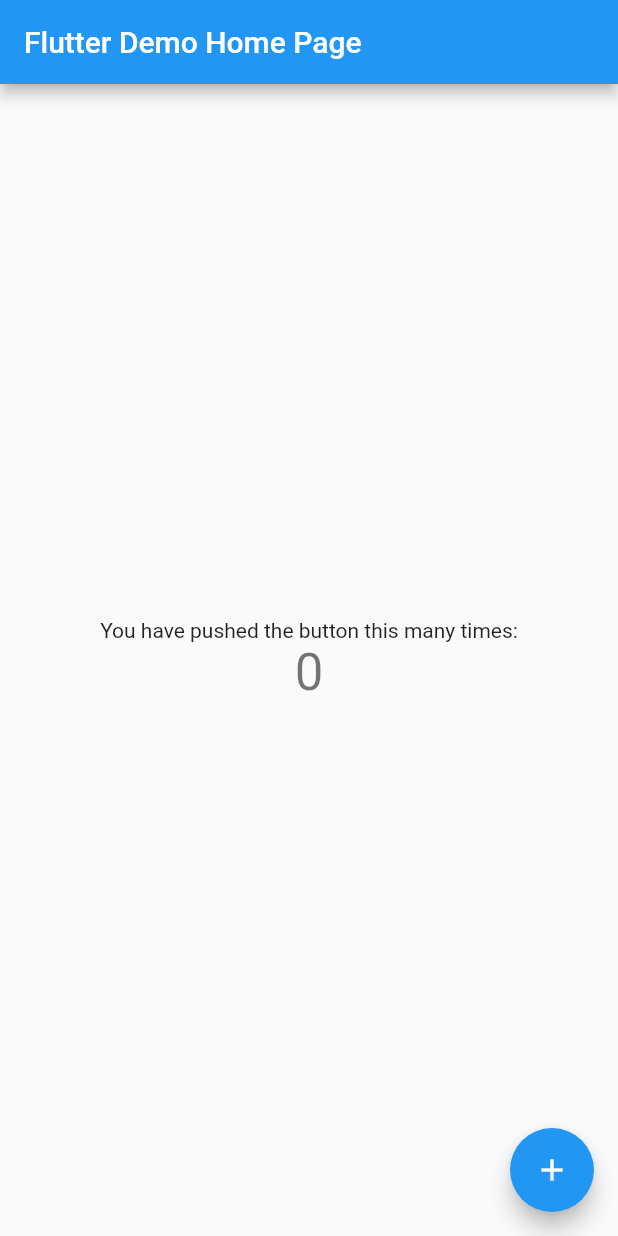
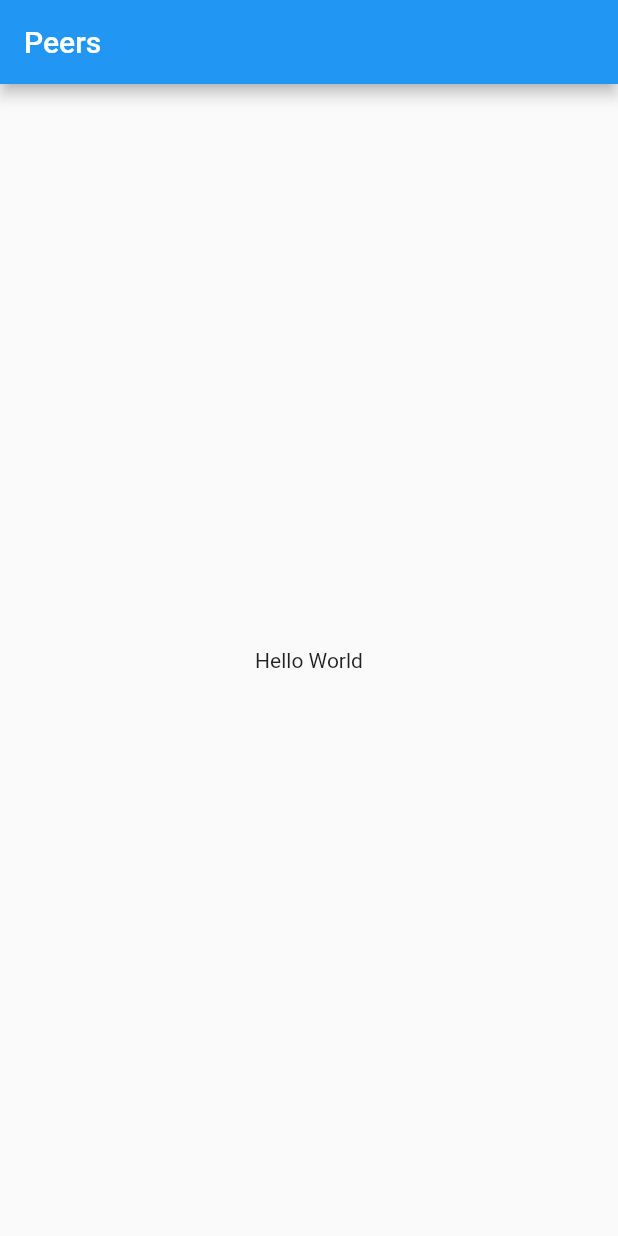
Before and after one commit to Pieter-Dirix/peers, a Flutter app: the screen it shows after launch, on a phone screen of 412 x 824 dp. Run offline on Flutter 3.47's test engine with Material 2 defaults, Android fonts, the phone set to English and light mode, and no system bars.

Commit message:
commit before updating dart sdk

```diff
--- a/peers/lib/main.dart
+++ b/peers/lib/main.dart
@@ -1,117 +1,21 @@
-import 'package:flutter/material.dart';
+import "package:flutter/material.dart";
 
-void main() {
-  runApp(MyApp());
-}
+void main() => runApp(Peers());
 
-class MyApp extends StatelessWidget {
-  // This widget is the root of your application.
+class Peers extends StatelessWidget {
   @override
   Widget build(BuildContext context) {
+    // TODO: implement build
     return MaterialApp(
-      title: 'Flutter Demo',
-      theme: ThemeData(
-        // This is the theme of your application.
-        //
-        // Try running your application with "flutter run". You'll see the
-        // application has a blue toolbar. Then, without quitting the app, try
-        // changing the primarySwatch below to Colors.green and then invoke
-        // "hot reload" (press "r" in the console where you ran "flutter run",
-        // or simply save your changes to "hot reload" in a Flutter IDE).
-        // Notice that the counter didn't reset back to zero; the application
-        // is not restarted.
-        primarySwatch: Colors.blue,
-        // This makes the visual density adapt to the platform that you run
-        // the app on. For desktop platforms, the controls will be smaller and
-        // closer together (more dense) than on mobile platforms.
-        visualDensity: VisualDensity.adaptivePlatformDensity,
+      title: "Peers",
+      home: Scaffold(
+        appBar: AppBar(
+          title: Text("Peers"),
+        ),
+        body: Center(
+          child: Text("Hello World"),
+        ),
       ),
-      home: MyHomePage(title: 'Flutter Demo Home Page'),
     );
   }
 }
-
-class MyHomePage extends StatefulWidget {
-  MyHomePage({Key key, this.title}) : super(key: key);
-
-  // This widget is the home page of your application. It is stateful, meaning
-  // that it has a State object (defined below) that contains fields that affect
-  // how it looks.
-
-  // This class is the configuration for the state. It holds the values (in this
-  // case the title) provided by the parent (in this case the App widget) and
-  // used by the build method of the State. Fields in a Widget subclass are
-  // always marked "final".
-
-  final String title;
-
-  @override
-  _MyHomePageState createState() => _MyHomePageState();
-}
-
-class _MyHomePageState extends State<MyHomePage> {
-  int _counter = 0;
-
-  void _incrementCounter() {
-    setState(() {
-      // This call to setState tells the Flutter framework that something has
-      // changed in this State, which causes it to rerun the build method below
-      // so that the display can reflect the updated values. If we changed
-      // _counter without calling setState(), then the build method would not be
-      // called again, and so nothing would appear to happen.
-      _counter++;
-    });
-  }
-
-  @override
-  Widget build(BuildContext context) {
-    // This method is rerun every time setState is called, for instance as done
-    // by the _incrementCounter method above.
-    //
-    // The Flutter framework has been optimized to make rerunning build methods
-    // fast, so that you can just rebuild anything that needs updating rather
-    // than having to individually change instances of widgets.
-    return Scaffold(
-      appBar: AppBar(
-        // Here we take the value from the MyHomePage object that was created by
-        // the App.build method, and use it to set our appbar title.
-        title: Text(widget.title),
-      ),
-      body: Center(
-        // Center is a layout widget. It takes a single child and positions it
-        // in the middle of the parent.
-        child: Column(
-          // Column is also a layout widget. It takes a list of children and
-          // arranges them vertically. By default, it sizes itself to fit its
-          // children horizontally, and tries to be as tall as its parent.
-          //
-          // Invoke "debug painting" (press "p" in the console, choose the
-          // "Toggle Debug Paint" action from the Flutter Inspector in Android
-          // Studio, or the "Toggle Debug Paint" command in Visual Studio Code)
-          // to see the wireframe for each widget.
-          //
-          // Column has various properties to control how it sizes itself and
-          // how it positions its children. Here we use mainAxisAlignment to
-          // center the children vertically; the main axis here is the vertical
-          // axis because Columns are vertical (the cross axis would be
-          // horizontal).
-          mainAxisAlignment: MainAxisAlignment.center,
-          children: <Widget>[
-            Text(
-              'You have pushed the button this many times:',
-            ),
-            Text(
-              '$_counter',
-              style: Theme.of(context).textTheme.headline4,
-            ),
-          ],
-        ),
-      ),
-      floatingActionButton: FloatingActionButton(
-        onPressed: _incrementCounter,
-        tooltip: 'Increment',
-        child: Icon(Icons.add),
-      ), // This trailing comma makes auto-formatting nicer for build methods.
-    );
-  }
-}
--- a/peers/pubspec.yaml
+++ b/peers/pubspec.yaml
@@ -23,6 +23,7 @@ environment:
 dependencies:
   flutter:
     sdk: flutter
+  english_words: ^4.0.0-0
 
 
   # The following adds the Cupertino Icons font to your application.
```
Also changed, not shown: 5 other files.
